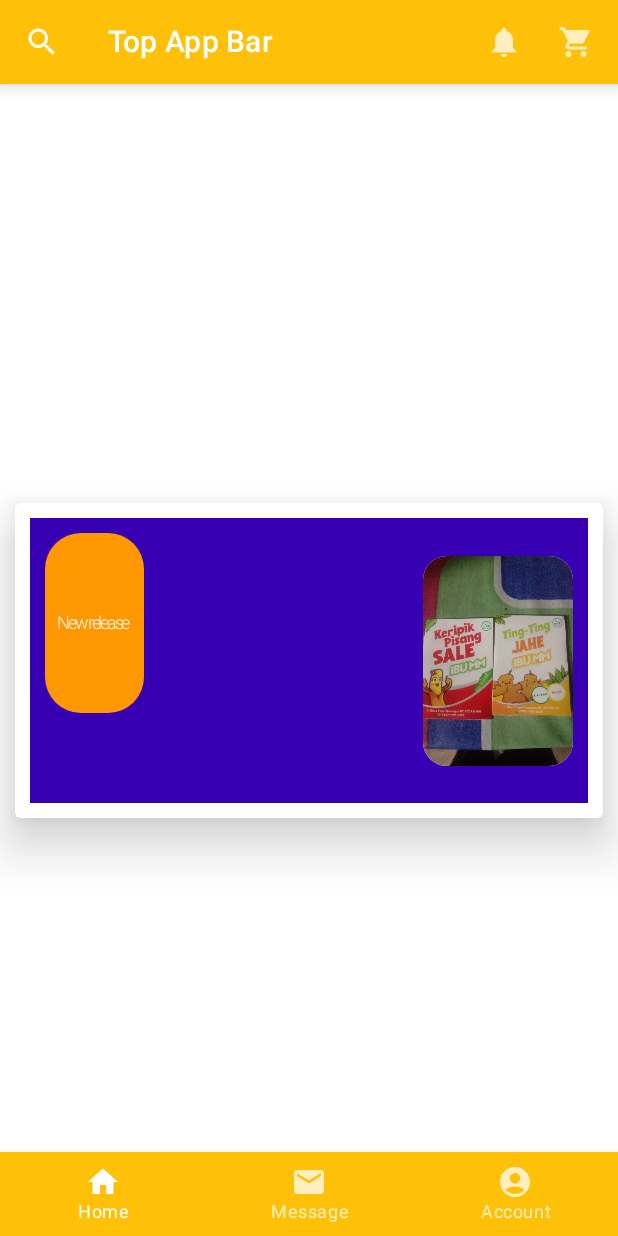
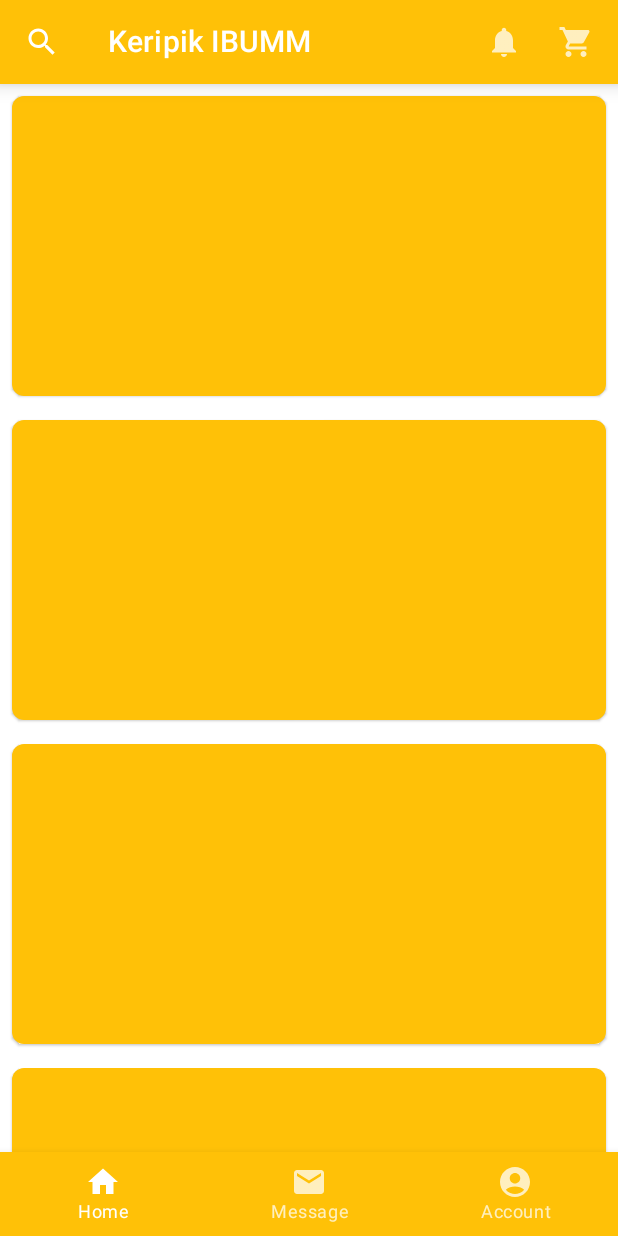
Before and after one commit to ImDHAnI769/UTS_P.MobileII_TeamGinga, an Android app built with Jetpack Compose: the MenuPage screen opened through its navigation route, on a phone screen of 412 x 824 dp. Run offline under Robolectric (Android 15) with nearby library versions, the phone set to English and light mode, and no system bars.

Commit message:
perbaikan menu dan register dan welcome

```diff
--- a/app/build.gradle
+++ b/app/build.gradle
@@ -70,6 +70,7 @@ dependencies {
     implementation platform('com.google.firebase:firebase-bom:31.1.0')
     implementation 'com.google.firebase:firebase-analytics-ktx'
     implementation 'com.google.firebase:firebase-auth-ktx'
+    implementation 'com.google.android.gms:play-services-auth:20.4.0'
 
     implementation "androidx.navigation:navigation-compose:2.5.3"
 }
--- a/app/src/main/java/com/example/loginapplication/composable/MenuPage.kt
+++ b/app/src/main/java/com/example/loginapplication/composable/MenuPage.kt
@@ -1,7 +1,9 @@
 package com.example.loginapplication.composable
 
 import androidx.compose.foundation.Image
+import androidx.compose.foundation.gestures.Orientation
 import androidx.compose.foundation.gestures.rememberScrollableState
+import androidx.compose.foundation.gestures.scrollable
 import androidx.compose.runtime.Composable
 import androidx.navigation.NavController
 import androidx.compose.material.*
@@ -12,6 +14,8 @@ import androidx.compose.ui.Modifier
 import androidx.compose.ui.graphics.Color
 import androidx.compose.ui.unit.dp
 import androidx.compose.foundation.layout.*
+import androidx.compose.foundation.lazy.LazyColumn
+import androidx.compose.foundation.rememberScrollState
 import androidx.compose.foundation.shape.RoundedCornerShape
 import androidx.compose.foundation.verticalScroll
 import androidx.compose.material.Text
@@ -19,6 +23,7 @@ import androidx.compose.ui.Alignment
 import androidx.compose.ui.graphics.Shape
 import androidx.compose.ui.layout.ContentScale
 import androidx.compose.ui.res.painterResource
+import androidx.compose.ui.text.font.FontFamily
 import androidx.compose.ui.text.font.FontWeight
 import androidx.compose.ui.text.style.TextAlign
 import androidx.compose.ui.unit.sp
@@ -28,15 +33,14 @@ fun MenuPage(navController: NavController){
     var bottomState by remember {
         mutableStateOf("Home")
     }
+    //val fabShape = RoundedCornerShape(50)
 
     Scaffold(
         topBar = {
             TopAppBar(
-                title = { Text(text = "Top App Bar")},
+                title = { Text(text = "Keripik IBUMM")},
                 navigationIcon = {
-                    IconButton(onClick = {
-
-                    }) {
+                    IconButton(onClick = {  }) {
                         Icon(imageVector = Icons.Default.Search, contentDescription = "Search")
                     }
                 },
@@ -54,120 +58,24 @@ fun MenuPage(navController: NavController){
             )
         },
         content = {
+            val scrollState = rememberScrollState()
             Column(
                 modifier = Modifier
-                    .fillMaxSize(),
-                //.verticalScroll(rememberScrollableState(consumeScrollDelta = )),
-                verticalArrangement = Arrangement.spacedBy(26.dp, Alignment.CenterVertically),
-                horizontalAlignment = Alignment.CenterHorizontally,
+                    .fillMaxHeight()
+                    .padding()
+                    .scrollable(scrollState, orientation = Orientation.Vertical)
             ) {
-                Card(
-                    modifier = Modifier
-                        .fillMaxWidth()
-                        .padding(10.dp),
-                    elevation = 20.dp
-                ) {
-                    Surface(
-                        color = MaterialTheme.colors.primaryVariant,
-                        modifier = Modifier
-                            .height(210.dp)
-                            .padding(10.dp)
+                repeat(100) {
+                    Card(
+                        backgroundColor = Color(0xFFFFC107),
+                        shape = RoundedCornerShape(8.dp),
+                        modifier = Modifier.padding(8.dp)
                     ) {
-                        Row(
-                            modifier = Modifier.padding(10.dp),
-                            verticalAlignment = Alignment.CenterVertically
-                        ) {
-                            Column(
-                                modifier = Modifier
-                                    .fillMaxSize()
-                                    .weight(2f),
-                                verticalArrangement = Arrangement.Center
-                            ) {
-                                Surface(
-                                    shape = RoundedCornerShape(24.dp),
-                                    modifier = Modifier.wrapContentSize(),
-                                    color = Color(0xFFFF9800)
-                                ) {
-                                    Text(
-                                        text = "New release",
-                                        fontSize = 12.sp,
-                                        style = MaterialTheme.typography.h1,
-                                        modifier = Modifier.padding(vertical = 4.dp, horizontal = 8.dp)
-                                    )
-                                }
-                                Spacer(modifier = Modifier.height(4.dp))
-
-                                Text(
-                                    text = "Keripik Pisang 'Original'",
-                                    fontSize = 24.sp,
-                                    style = MaterialTheme.typography.h1,
-                                    fontWeight = FontWeight.SemiBold
-                                )
-
-                                Spacer(modifier = Modifier.height(2.dp))
-
-                                Text(text = "Harga : 30K")
-
-                                Spacer(modifier = Modifier.height(2.dp))
-
-                                Row(verticalAlignment = Alignment.CenterVertically) {
-                                    Text(
-                                        text = "4.0",
-                                        fontSize =  14.sp,
-                                        fontWeight = FontWeight.SemiBold,
-                                        style = MaterialTheme.typography.h1
-                                    )
-                                    Spacer(modifier = Modifier.width(4.dp))
-
-                                    Icon(painter = painterResource(id = com.example.loginapplication.R.drawable.ic_baseline_star_24),
-                                        tint = Color(0xFFFFC107),
-                                        contentDescription = null
-                                    )
-                                    Icon(painter = painterResource(id = com.example.loginapplication.R.drawable.ic_baseline_star_24),
-                                        tint = Color(0xFFFFC107),
-                                        contentDescription = null
-                                    )
-                                    Icon(painter = painterResource(id = com.example.loginapplication.R.drawable.ic_baseline_star_24),
-                                        tint = Color(0xFFFFC107),
-                                        contentDescription = null
-                                    )
-                                    Icon(painter = painterResource(id = com.example.loginapplication.R.drawable.ic_baseline_star_24),
-                                        tint = Color(0xFFFFC107),
-                                        contentDescription = null
-                                    )
-                                }
-                                Spacer(modifier = Modifier.height(4.dp))
-
-                                OutlinedButton(
-                                    shape = RoundedCornerShape(24.dp),
-                                    modifier = Modifier.wrapContentSize(),
-                                    colors = ButtonDefaults.buttonColors(
-                                        contentColor = Color.Black,
-                                        backgroundColor = Color.White
-                                    ),
-                                    onClick = { /*TODO*/ }
-                                ) {
-                                    Text(
-                                        text = "Beli",
-                                        fontSize =  16.sp,
-                                        fontWeight = FontWeight.SemiBold,
-                                        style = MaterialTheme.typography.h1,
-                                        modifier = Modifier.padding(vertical = 4.dp, horizontal = 8.dp)
-                                    )
-                                }
-                            }
-
-                            Surface(
-                                shape = RoundedCornerShape(16.dp),
-                                modifier = Modifier.size(width = 100.dp, height = 140.dp)
-                            ) {
-                                Image(
-                                    painter = painterResource(id = com.example.loginapplication.R.drawable.img_20221007_wa0008),
-                                    contentScale = ContentScale.Crop,
-                                    contentDescription = null
-                                )
-                            }
-                        }
+                        Spacer(
+                            modifier = Modifier
+                                .fillMaxWidth()
+                                .height(200.dp)
+                        )
                     }
                 }
             }
@@ -214,3 +122,44 @@ fun MenuPage(navController: NavController){
         }
     )
 }
+
+@Composable
+fun SearchAppBar() {
+    OutlinedTextField(
+        modifier = Modifier.fillMaxWidth(),
+        value = "",
+        onValueChange = {},
+        leadingIcon = {
+            Icon(
+                imageVector = Icons.Filled.Search,
+                contentDescription = "Search Icon",
+                tint = Color.White.copy(
+                    alpha = ContentAlpha.medium
+                )
+            )
+        },
+        trailingIcon = {
+            IconButton(onClick = { /*TODO*/ }) {
+                Icon(
+                    imageVector = Icons.Filled.Close,
+                    contentDescription = "Close Icon",
+                    tint = Color.White
+                )
+            }
+        },
+        colors = TextFieldDefaults.outlinedTextFieldColors(
+            unfocusedBorderColor = Color.White.copy(
+                alpha = ContentAlpha.medium
+            ),
+            focusedBorderColor = Color.White,
+            cursorColor = Color.White
+        ),
+        placeholder = {
+            Text(
+                text = "Search....",
+                color = Color.White.copy(alpha = ContentAlpha.medium),
+                fontFamily = FontFamily.SansSerif
+            )
+        }
+    )
+}
--- a/app/src/main/java/com/example/loginapplication/composable/RegisterPage.kt
+++ b/app/src/main/java/com/example/loginapplication/composable/RegisterPage.kt
@@ -51,6 +51,9 @@ fun RegisterPage(navController: NavController){
         mutableStateOf("")
     }
     var password by remember {
+        mutableStateOf("")
+    }
+    var Confirmpassword by remember {
         mutableStateOf("")
     }
 
@@ -167,7 +170,7 @@ fun RegisterPage(navController: NavController){
                         visualTransformation = if(isPasswordVisible) VisualTransformation.None
                         else PasswordVisualTransformation()
                     )
-                    OutlinedTextField(value = password,colors = TextFieldDefaults.outlinedTextFieldColors(textColor = Color.Black), onValueChange ={password = it},
+                    OutlinedTextField(value = Confirmpassword,colors = TextFieldDefaults.outlinedTextFieldColors(textColor = Color.Black), onValueChange ={Confirmpassword = it},
                         label = {
                             Text(text = "Confirm Password",
                                 color = Color.Black)
@@ -187,12 +190,11 @@ fun RegisterPage(navController: NavController){
                         ),
                         isError = !isPasswordValid,
                         trailingIcon = {
-                            IconButton(onClick = {isPasswordVisible != isPasswordVisible}) {
-                                Icon(  imageVector = if(isPasswordVisible) Icons.Default.Visibility else Icons.Default.VisibilityOff,
-                                    contentDescription = "Toggle Password Visibility")
-
+                            IconButton(onClick = {
+                                isPasswordVisible = !isPasswordVisible
+                            }) {
+                                Icon(painter = icon, contentDescription = "Visibility Icon")
                             }
-
                         },
                         visualTransformation = if(isPasswordVisible) VisualTransformation.None else PasswordVisualTransformation()
                     )
--- a/app/src/main/java/com/example/loginapplication/composable/WelcomePage.kt
+++ b/app/src/main/java/com/example/loginapplication/composable/WelcomePage.kt
@@ -60,7 +60,7 @@ fun WelcomePage(navController: NavController) {
                 colors = ButtonDefaults.buttonColors(backgroundColor = Color(0xFFFFC107)),
                 modifier = Modifier.padding(5.dp),
                 onClick = {
-                    navController.navigate("welcome_page"){
+                    navController.navigate("login_page"){
                         popUpTo = navController.graph.startDestinationId
                         launchSingleTop = true
                     }
```
